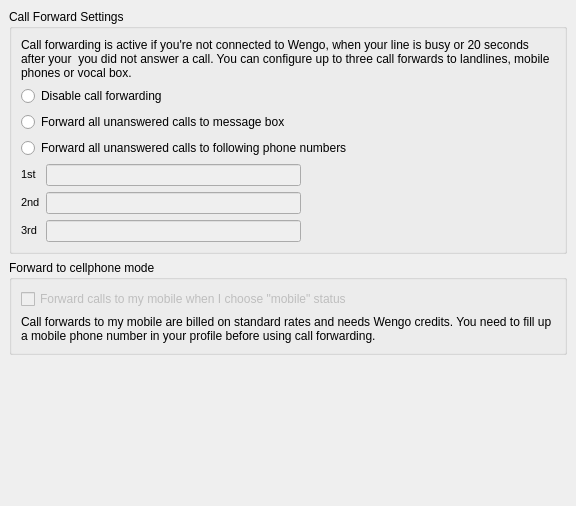
tkrotoff/WengoPhone, file wengophone/src/presentation/qt/config/CallForwardSettings.ui: the form before one commit.
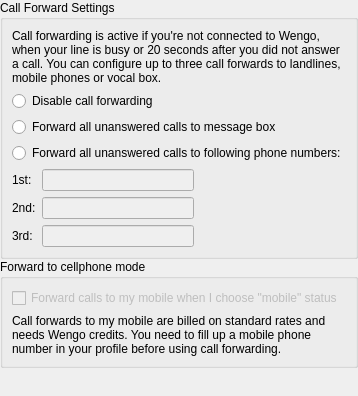
The form after the commit.

The edit to the form file:
```diff
--- a/wengophone/src/presentation/qt/config/CallForwardSettings.ui
+++ b/wengophone/src/presentation/qt/config/CallForwardSettings.ui
@@ -8,16 +8,16 @@
    <rect>
     <x>0</x>
     <y>0</y>
-    <width>576</width>
-    <height>506</height>
+    <width>315</width>
+    <height>396</height>
    </rect>
   </property>
   <layout class="QVBoxLayout" >
    <property name="margin" >
-    <number>9</number>
+    <number>0</number>
    </property>
    <property name="spacing" >
-    <number>6</number>
+    <number>0</number>
    </property>
    <item>
     <widget class="QGroupBox" name="groupBoxSettings" >
@@ -34,14 +34,14 @@
       <item row="3" column="0" >
        <widget class="QRadioButton" name="forwardToNumberRadioButton" >
         <property name="text" >
-         <string>Forward all unanswered calls to following phone numbers</string>
+         <string>Forward all unanswered calls to following phone numbers:</string>
         </property>
        </widget>
       </item>
       <item row="0" column="0" >
        <widget class="QLabel" name="label" >
         <property name="text" >
-         <string>Call forwarding is active if you're not connected to Wengo, when your line is busy or 20 seconds after your  you did not answer a call. You can configure up to three call forwards to landlines, mobile phones or vocal box.</string>
+         <string>Call forwarding is active if you're not connected to Wengo, when your line is busy or 20 seconds after you did not answer a call. You can configure up to three call forwards to landlines, mobile phones or vocal box.</string>
         </property>
         <property name="wordWrap" >
          <bool>true</bool>
@@ -87,14 +87,14 @@
         <item row="2" column="0" >
          <widget class="QLabel" name="label_2" >
           <property name="text" >
-           <string>&lt;html>&lt;head>&lt;meta name=&quot;qrichtext&quot; content=&quot;1&quot; />&lt;/head>&lt;body style=&quot; white-space: pre-wrap; font-family:MS Shell Dlg; font-size:8.25pt; font-weight:400; font-style:normal; text-decoration:none;&quot;>&lt;p style=&quot; margin-top:0px; margin-bottom:0px; margin-left:0px; margin-right:0px; -qt-block-indent:0; text-indent:0px;&quot;>&lt;span style=&quot; font-size:8pt;&quot;>3rd&lt;/span>&lt;/p>&lt;/body>&lt;/html></string>
+           <string>3rd:</string>
           </property>
          </widget>
         </item>
         <item row="0" column="0" >
          <widget class="QLabel" name="label_3" >
           <property name="text" >
-           <string>&lt;html>&lt;head>&lt;meta name=&quot;qrichtext&quot; content=&quot;1&quot; />&lt;/head>&lt;body style=&quot; white-space: pre-wrap; font-family:MS Shell Dlg; font-size:8.25pt; font-weight:400; font-style:normal; text-decoration:none;&quot;>&lt;p style=&quot; margin-top:0px; margin-bottom:0px; margin-left:0px; margin-right:0px; -qt-block-indent:0; text-indent:0px;&quot;>&lt;span style=&quot; font-size:8pt;&quot;>1st&lt;/span>&lt;/p>&lt;/body>&lt;/html></string>
+           <string>1st:</string>
           </property>
          </widget>
         </item>
@@ -108,7 +108,7 @@
         <item row="1" column="0" >
          <widget class="QLabel" name="label_4" >
           <property name="text" >
-           <string>&lt;html>&lt;head>&lt;meta name=&quot;qrichtext&quot; content=&quot;1&quot; />&lt;/head>&lt;body style=&quot; white-space: pre-wrap; font-family:MS Shell Dlg; font-size:8.25pt; font-weight:400; font-style:normal; text-decoration:none;&quot;>&lt;p style=&quot; margin-top:0px; margin-bottom:0px; margin-left:0px; margin-right:0px; -qt-block-indent:0; text-indent:0px;&quot;>&lt;span style=&quot; font-size:8pt;&quot;>2nd&lt;/span>&lt;/p>&lt;/body>&lt;/html></string>
+           <string>2nd:</string>
           </property>
          </widget>
         </item>
```
Left out of the diff: 2 changed lines with no effect on the pictures.
